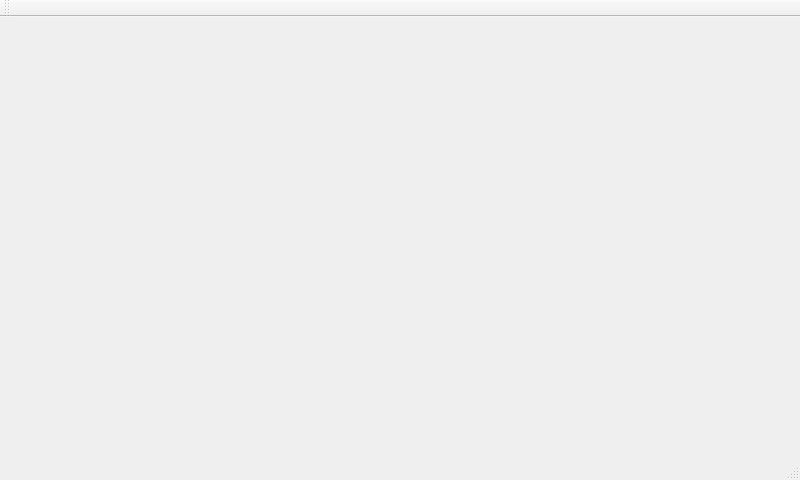
This is mainwindow.ui in jasonknight/salor-bin as Qt 5 draws it before an edit. The edited form follows.
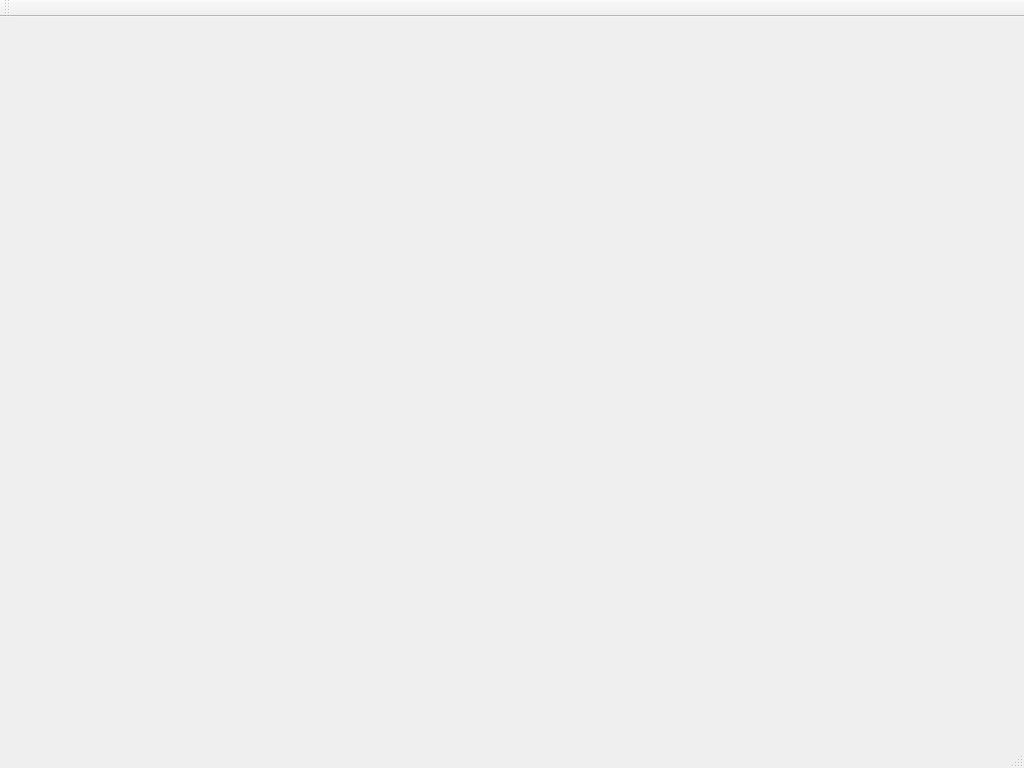
This is the edited form.

```diff
--- a/mainwindow.ui
+++ b/mainwindow.ui
@@ -6,8 +6,8 @@
    <rect>
     <x>0</x>
     <y>0</y>
-    <width>800</width>
-    <height>480</height>
+    <width>1024</width>
+    <height>768</height>
    </rect>
   </property>
   <property name="windowTitle">
```
Left out of the diff: 2 changed lines with no effect on the pictures.
